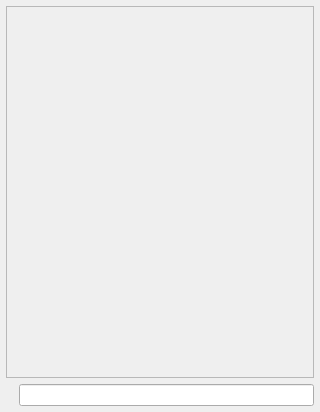
Above: src/jamtaba/gui/ChatPanel.ui from elieserdejesus/JamTaba before the change. Below: the same form after it.
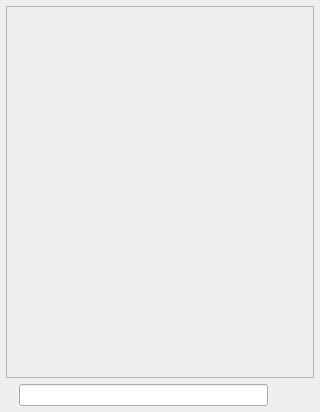
That is the form after the change. Icons and pictures are not drawn.

What changed in the file:
```diff
--- a/src/jamtaba/gui/ChatPanel.ui
+++ b/src/jamtaba/gui/ChatPanel.ui
@@ -26,7 +26,10 @@
    <property name="bottomMargin">
     <number>6</number>
    </property>
-   <item row="1" column="0">
+   <item row="2" column="1">
+    <widget class="QLineEdit" name="chatText"/>
+   </item>
+   <item row="2" column="0">
     <widget class="QLabel" name="iconLabel">
      <property name="text">
       <string/>
@@ -39,10 +42,26 @@
      </property>
     </widget>
    </item>
-   <item row="1" column="1">
-    <widget class="QLineEdit" name="chatText"/>
+   <item row="2" column="2" alignment="Qt::AlignHCenter|Qt::AlignVCenter">
+    <widget class="QPushButton" name="buttonClear">
+     <property name="sizePolicy">
+      <sizepolicy hsizetype="Fixed" vsizetype="Fixed">
+       <horstretch>0</horstretch>
+       <verstretch>0</verstretch>
+      </sizepolicy>
+     </property>
+     <property name="toolTip">
+      <string>clear the messages ...</string>
+     </property>
+     <property name="text">
+      <string/>
+     </property>
+     <property name="flat">
+      <bool>true</bool>
+     </property>
+    </widget>
    </item>
-   <item row="0" column="0" colspan="2">
+   <item row="0" column="0" colspan="3">
     <widget class="QScrollArea" name="chatScroll">
      <property name="horizontalScrollBarPolicy">
       <enum>Qt::ScrollBarAlwaysOff</enum>
@@ -56,7 +75,7 @@
         <x>0</x>
         <y>0</y>
         <width>306</width>
-        <height>372</height>
+        <height>369</height>
        </rect>
       </property>
       <property name="minimumSize">
```
